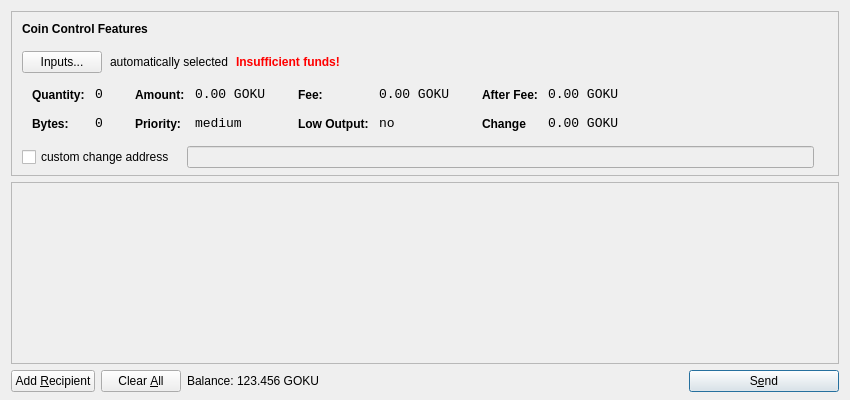
First picture: the form in src/qt/forms/sendcoinsdialog.ui, repository bumbacoin/xgox, before the edit.
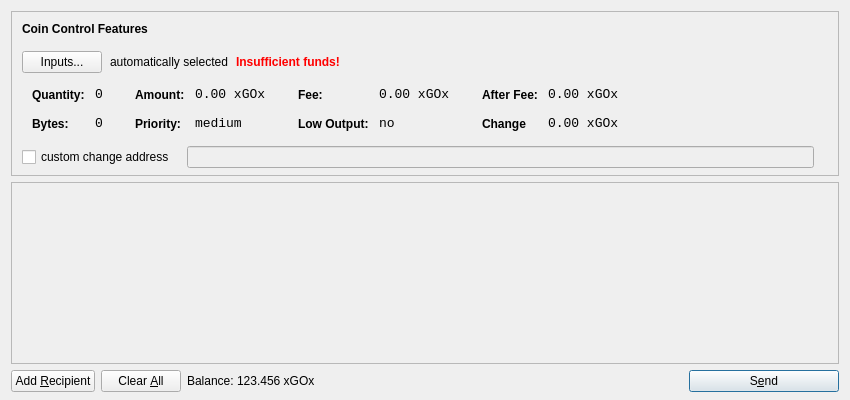
Second picture: the form after the edit. Icons and pictures are not drawn.

```diff
--- a/src/qt/forms/sendcoinsdialog.ui
+++ b/src/qt/forms/sendcoinsdialog.ui
@@ -321,7 +321,7 @@
                   <enum>Qt::ActionsContextMenu</enum>
                  </property>
                  <property name="text">
-                  <string>0.00 GOKU</string>
+                  <string>0.00 xGOx</string>
                  </property>
                  <property name="textInteractionFlags">
                   <set>Qt::LinksAccessibleByMouse|Qt::TextSelectableByKeyboard|Qt::TextSelectableByMouse</set>
@@ -407,7 +407,7 @@
                   <enum>Qt::ActionsContextMenu</enum>
                  </property>
                  <property name="text">
-                  <string>0.00 GOKU</string>
+                  <string>0.00 xGOx</string>
                  </property>
                  <property name="textInteractionFlags">
                   <set>Qt::LinksAccessibleByMouse|Qt::TextSelectableByKeyboard|Qt::TextSelectableByMouse</set>
@@ -493,7 +493,7 @@
                   <enum>Qt::ActionsContextMenu</enum>
                  </property>
                  <property name="text">
-                  <string>0.00 GOKU</string>
+                  <string>0.00 xGOx</string>
                  </property>
                  <property name="textInteractionFlags">
                   <set>Qt::LinksAccessibleByMouse|Qt::TextSelectableByKeyboard|Qt::TextSelectableByMouse</set>
@@ -525,7 +525,7 @@
                   <enum>Qt::ActionsContextMenu</enum>
                  </property>
                  <property name="text">
-                  <string>0.00 GOKU</string>
+                  <string>0.00 xGOx</string>
                  </property>
                  <property name="textInteractionFlags">
                   <set>Qt::LinksAccessibleByMouse|Qt::TextSelectableByKeyboard|Qt::TextSelectableByMouse</set>
@@ -732,7 +732,7 @@
           <cursorShape>IBeamCursor</cursorShape>
          </property>
          <property name="text">
-          <string>123.456 GOKU</string>
+          <string>123.456 xGOx</string>
          </property>
          <property name="textInteractionFlags">
           <set>Qt::LinksAccessibleByMouse|Qt::TextSelectableByKeyboard|Qt::TextSelectableByMouse</set>
```
